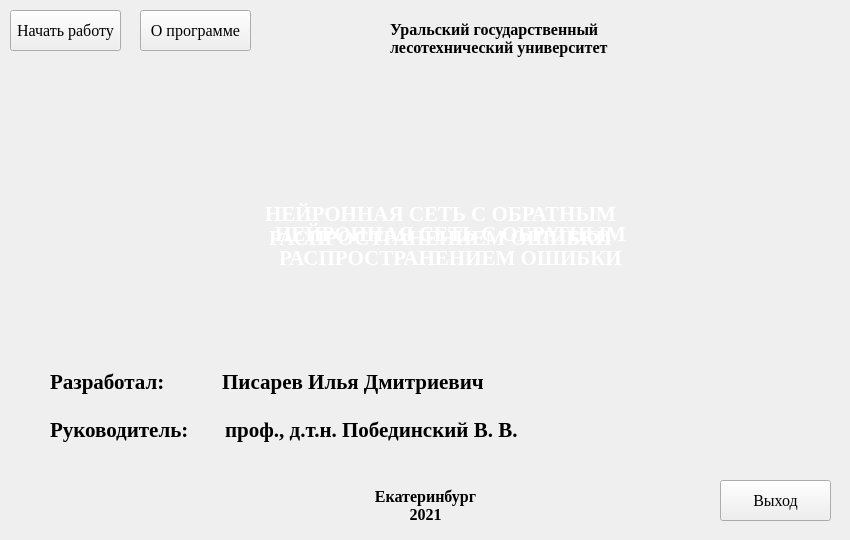
Before: the Qt Designer form uixml/startDialog.ui in ILTZ/NNGUI, drawn with Qt 5.
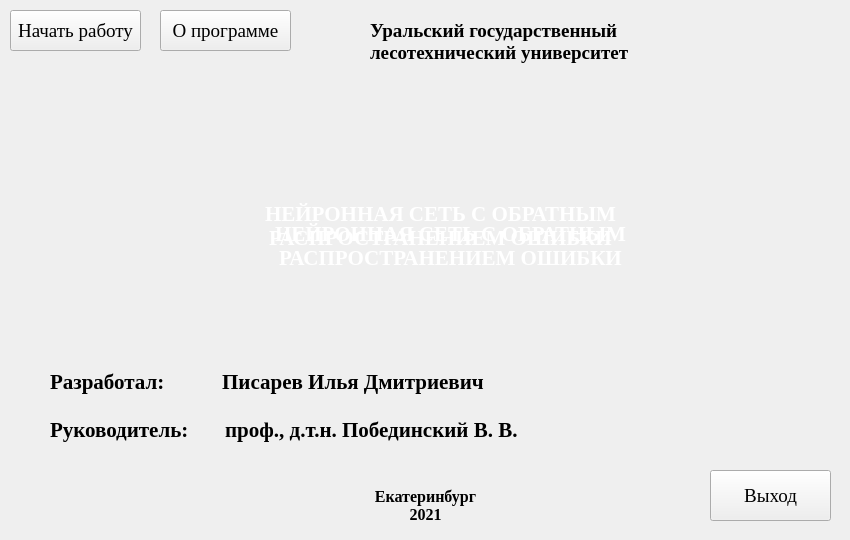
After: the same form once the commit is applied. Icons and pictures are not drawn.

```diff
--- a/uixml/startDialog.ui
+++ b/uixml/startDialog.ui
@@ -119,16 +119,16 @@
   <widget class="QPushButton" name="FAQBtn">
    <property name="geometry">
     <rect>
-     <x>140</x>
+     <x>160</x>
      <y>10</y>
-     <width>111</width>
+     <width>131</width>
      <height>41</height>
     </rect>
    </property>
    <property name="font">
     <font>
      <family>Times New Roman</family>
-     <pointsize>12</pointsize>
+     <pointsize>14</pointsize>
     </font>
    </property>
    <property name="text">
@@ -191,16 +191,16 @@
   <widget class="QLabel" name="label">
    <property name="geometry">
     <rect>
-     <x>390</x>
+     <x>370</x>
      <y>20</y>
-     <width>251</width>
-     <height>41</height>
+     <width>271</width>
+     <height>51</height>
     </rect>
    </property>
    <property name="font">
     <font>
      <family>Times New Roman</family>
-     <pointsize>12</pointsize>
+     <pointsize>14</pointsize>
      <weight>75</weight>
      <bold>true</bold>
     </font>
@@ -218,14 +218,14 @@
     <rect>
      <x>10</x>
      <y>10</y>
-     <width>111</width>
+     <width>131</width>
      <height>41</height>
     </rect>
    </property>
    <property name="font">
     <font>
      <family>Times New Roman</family>
-     <pointsize>12</pointsize>
+     <pointsize>14</pointsize>
     </font>
    </property>
    <property name="styleSheet">
@@ -340,16 +340,16 @@
   <widget class="QPushButton" name="exitBtn">
    <property name="geometry">
     <rect>
-     <x>720</x>
-     <y>480</y>
-     <width>111</width>
-     <height>41</height>
+     <x>710</x>
+     <y>470</y>
+     <width>121</width>
+     <height>51</height>
     </rect>
    </property>
    <property name="font">
     <font>
      <family>Times New Roman</family>
-     <pointsize>12</pointsize>
+     <pointsize>14</pointsize>
     </font>
    </property>
    <property name="styleSheet">
```
